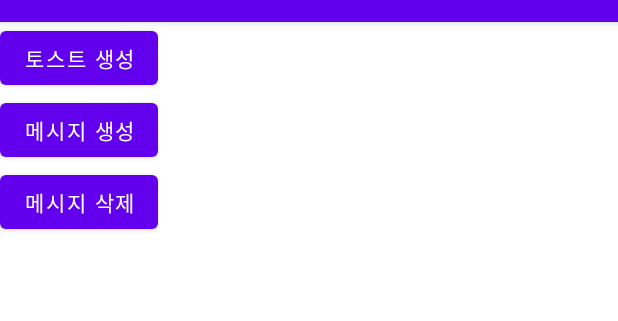
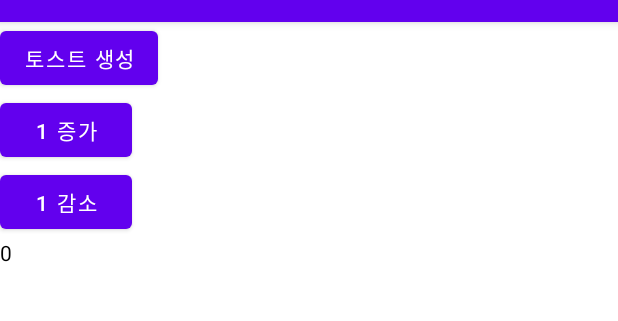
Before and after one commit to simsungbo96/studyMvvm, an Android app: the screen it shows after launch (MainActivity), on a phone screen of 412 x 824 dp, the part 62-383 px from its top. Run offline under Robolectric (Android 15) with nearby library versions, the phone set to English and light mode, and no system bars; our stand-ins replace data binding.

Commit message:
second 0820

```diff
--- a/app/src/main/java/com/sbsj/baseproduct/activity/MainActivity.kt
+++ b/app/src/main/java/com/sbsj/baseproduct/activity/MainActivity.kt
@@ -21,11 +21,13 @@ class MainActivity : BaseActivity<ActivityMainBinding, MainViewModel>() {
         super.onCreate(savedInstanceState)
         initViewSetting()
 
+
     }
 
     override fun initViewSetting() {
         binding.viewmodel = viewModel
         binding.activity = this
+
 
     }
 
@@ -34,4 +36,6 @@ class MainActivity : BaseActivity<ActivityMainBinding, MainViewModel>() {
         myToast.show()
 
     }
+
+
 }
--- a/app/src/main/java/com/sbsj/baseproduct/viewmodel/BaseViewModel.kt
+++ b/app/src/main/java/com/sbsj/baseproduct/viewmodel/BaseViewModel.kt
@@ -1,13 +1,12 @@
 package com.sbsj.baseproduct.viewmodel
 
-import android.util.Log
 import androidx.lifecycle.LiveData
 import androidx.lifecycle.MutableLiveData
 import androidx.lifecycle.ViewModel
 
 open class BaseViewModel : ViewModel() {
 
-    val _toastMsg : MutableLiveData<String> = MutableLiveData("")
+    val _toastMsg : MutableLiveData<String> = MutableLiveData("0")
     val toastMsg : LiveData<String> = _toastMsg
 
     fun setToastMsg()
--- a/app/src/main/res/layout/activity_main.xml
+++ b/app/src/main/res/layout/activity_main.xml
@@ -36,8 +36,8 @@
             android:layout_width="wrap_content"
             android:layout_height="wrap_content"
             android:layout_below="@id/btn1_main"
-            android:onClick="@{()->viewmodel.setToastMsg()}"
-            android:text="메시지 생성"
+            android:onClick="@{()->viewmodel.plusToOne()}"
+            android:text="1 증가"
             app:layout_constraintBottom_toBottomOf="parent"
             app:layout_constraintLeft_toLeftOf="parent"
             app:layout_constraintRight_toRightOf="parent"
@@ -47,8 +47,8 @@
             android:layout_width="wrap_content"
             android:layout_height="wrap_content"
             android:layout_below="@id/btn2_main"
-            android:onClick="@{()->viewmodel.deleteToastMsg()}"
-            android:text="메시지 삭제"
+            android:onClick="@{()->viewmodel.minusToTwo()}"
+            android:text="1 감소"
             app:layout_constraintBottom_toBottomOf="parent"
             app:layout_constraintLeft_toLeftOf="parent"
             app:layout_constraintRight_toRightOf="parent"
```
Also changed, not shown: app/src/main/java/com/sbsj/baseproduct/viewmodel/MainViewModel.kt (+6 -2 lines).
